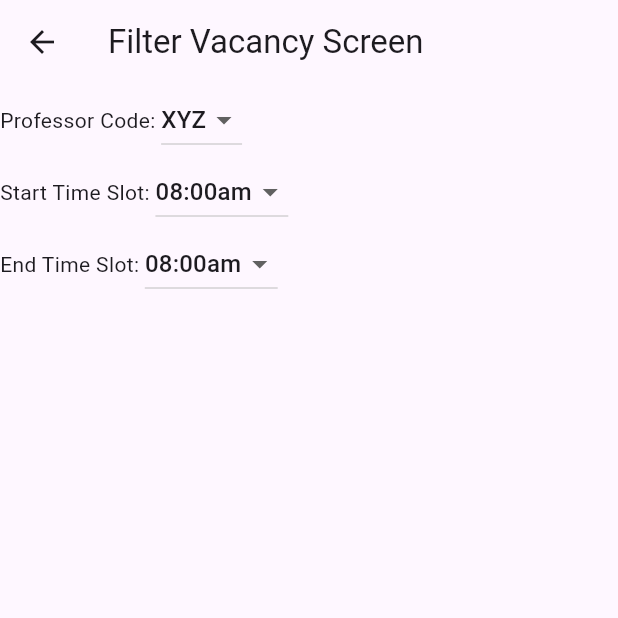
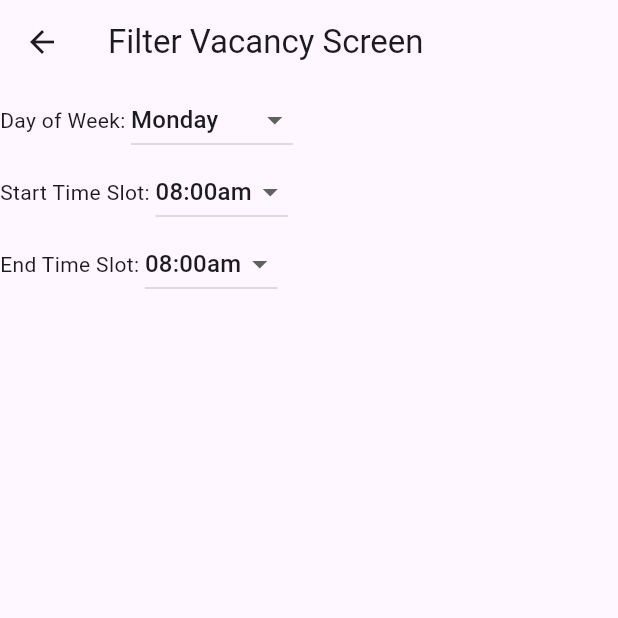
Before and after one commit to RYXVL/class_sync_timetable_manager, a Flutter app: the FilterVacancyScreen screen opened by its route, on a phone screen of 412 x 824 dp, the top half of it. Run offline on Flutter 3.47's test engine with Material 3 defaults, Android fonts, the phone set to English and light mode, and no system bars; our stand-ins replace cloud_firestore, firebase_auth, firebase_core; accounts and stored records are empty.

Commit message:
new changes

```diff
--- a/lib/dummy_data.dart
+++ b/lib/dummy_data.dart
@@ -16,6 +16,7 @@ class DummyData {
   // TODO: To be moved to Firestore
   static List<String> profCodes = [
     'XYZ',
+    'ABC',
   ];
 
   static List<String> times = [
@@ -57,6 +58,19 @@ class DummyData {
       );
     }
     return profTimeSlotsItems;
+  }
+
+  List<DropdownMenuItem> generateDaysInAWeekMenuItems() {
+    List<DropdownMenuItem> profDaysInAWeekItems = [];
+    for (String day in daysInAWeek) {
+      profDaysInAWeekItems.add(
+        DropdownMenuItem(
+          child: Text(day),
+          value: day,
+        ),
+      );
+    }
+    return profDaysInAWeekItems;
   }
 
   List dummyTimetable = [
--- a/lib/screens/filter_vacancy_screen.dart
+++ b/lib/screens/filter_vacancy_screen.dart
@@ -13,6 +13,7 @@ class _FilterVacancyScreenState extends State<FilterVacancyScreen> {
   String initialProfCode = DummyData.profCodes[0];
   String startTimeSlot = DummyData.times[0];
   String endTimeSlot = DummyData.times[0];
+  String initialDay = DummyData.daysInAWeek[0];
 
   @override
   Widget build(BuildContext context) {
@@ -25,15 +26,29 @@ class _FilterVacancyScreenState extends State<FilterVacancyScreen> {
       body: SafeArea(
           child: Column(
         children: [
+          // Row(
+          //   children: [
+          //     const Text('Professor Code: '),
+          //     DropdownButton(
+          //       value: initialProfCode,
+          //       items: dummyData.generateProfCodesMenuItems(),
+          //       onChanged: (newValue) {
+          //         setState(() {
+          //           initialProfCode = newValue;
+          //         });
+          //       },
+          //     ),
+          //   ],
+          // ),
           Row(
             children: [
-              const Text('Professor Code: '),
+              const Text('Day of Week: '),
               DropdownButton(
-                value: initialProfCode,
-                items: dummyData.generateProfCodesMenuItems(),
+                value: initialDay,
+                items: dummyData.generateDaysInAWeekMenuItems(),
                 onChanged: (newValue) {
                   setState(() {
-                    initialProfCode = newValue;
+                    initialDay = newValue;
                   });
                 },
               ),
```
